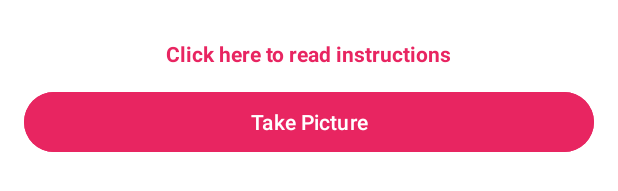
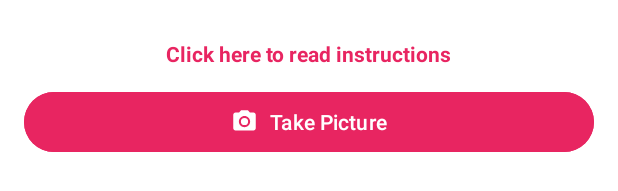
Before and after one commit to techbroscom/GumShadeDetector, an Android app: the layout activity_patient_details.xml on its own in the app's theme, with its tools: preview values and no code run, on a phone screen of 412 x 824 dp. Shown: the part 1030-1221 px from the top of the screen. Run offline under Robolectric (Android 15) with nearby library versions, the phone set to English and light mode, and no system bars.

Commit message:
upload option

```diff
--- /dev/null
+++ b/app/src/main/res/drawable/baseline_photo_camera_24.xml
@@ -0,0 +1,7 @@
+<vector xmlns:android="http://schemas.android.com/apk/res/android" android:height="24dp" android:tint="#FFFFFF" android:viewportHeight="24" android:viewportWidth="24" android:width="24dp">
+
+    <path android:fillColor="@android:color/white" android:pathData="M12,12m-3.2,0a3.2,3.2 0,1 1,6.4 0a3.2,3.2 0,1 1,-6.4 0"/>
+
+    <path android:fillColor="@android:color/white" android:pathData="M9,2L7.17,4L4,4c-1.1,0 -2,0.9 -2,2v12c0,1.1 0.9,2 2,2h16c1.1,0 2,-0.9 2,-2L22,6c0,-1.1 -0.9,-2 -2,-2h-3.17L15,2L9,2zM12,17c-2.76,0 -5,-2.24 -5,-5s2.24,-5 5,-5 5,2.24 5,5 -2.24,5 -5,5z"/>
+
+</vector>
--- /dev/null
+++ b/app/src/main/res/drawable/baseline_upload_file_24.xml
@@ -0,0 +1,5 @@
+<vector xmlns:android="http://schemas.android.com/apk/res/android" android:height="24dp" android:tint="#FFFFFF" android:viewportHeight="24" android:viewportWidth="24" android:width="24dp">
+
+    <path android:fillColor="@android:color/white" android:pathData="M14,2L6,2c-1.1,0 -1.99,0.9 -1.99,2L4,20c0,1.1 0.89,2 1.99,2L18,22c1.1,0 2,-0.9 2,-2L20,8l-6,-6zM18,20L6,20L6,4h7v5h5v11zM8,15.01l1.41,1.41L11,14.84L11,19h2v-4.16l1.59,1.59L16,15.01 12.01,11z"/>
+
+</vector>
--- a/app/src/main/res/layout/activity_patient_details.xml
+++ b/app/src/main/res/layout/activity_patient_details.xml
@@ -143,6 +143,8 @@
             android:layout_marginBottom="16dp"
             android:backgroundTint="@color/btn_pink"
             android:text="Take Picture"
+            app:icon="@drawable/baseline_photo_camera_24"
+            app:iconGravity="textStart"
             app:layout_constraintBottom_toBottomOf="parent"
             app:layout_constraintEnd_toEndOf="parent"
             app:layout_constraintStart_toStartOf="parent" />
```
Also changed, not shown: app/src/main/java/com/techbros/myproject/MainActivity.kt (+30 -0 lines), app/src/main/res/layout/activity_main.xml (+12 -0 lines).
